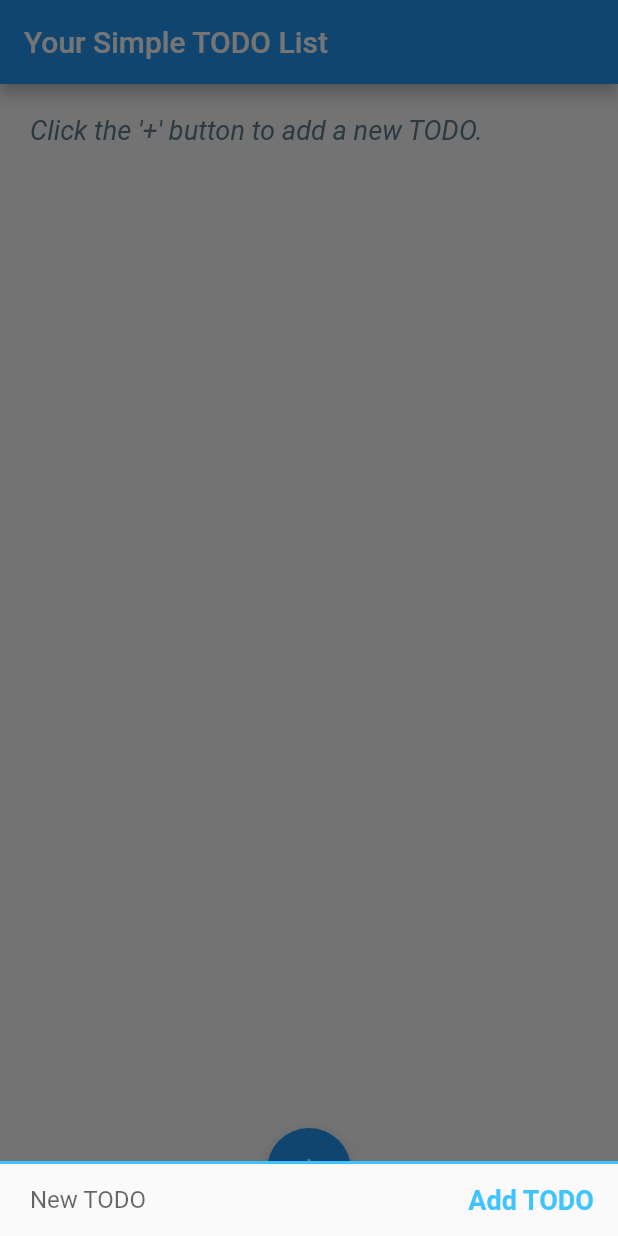
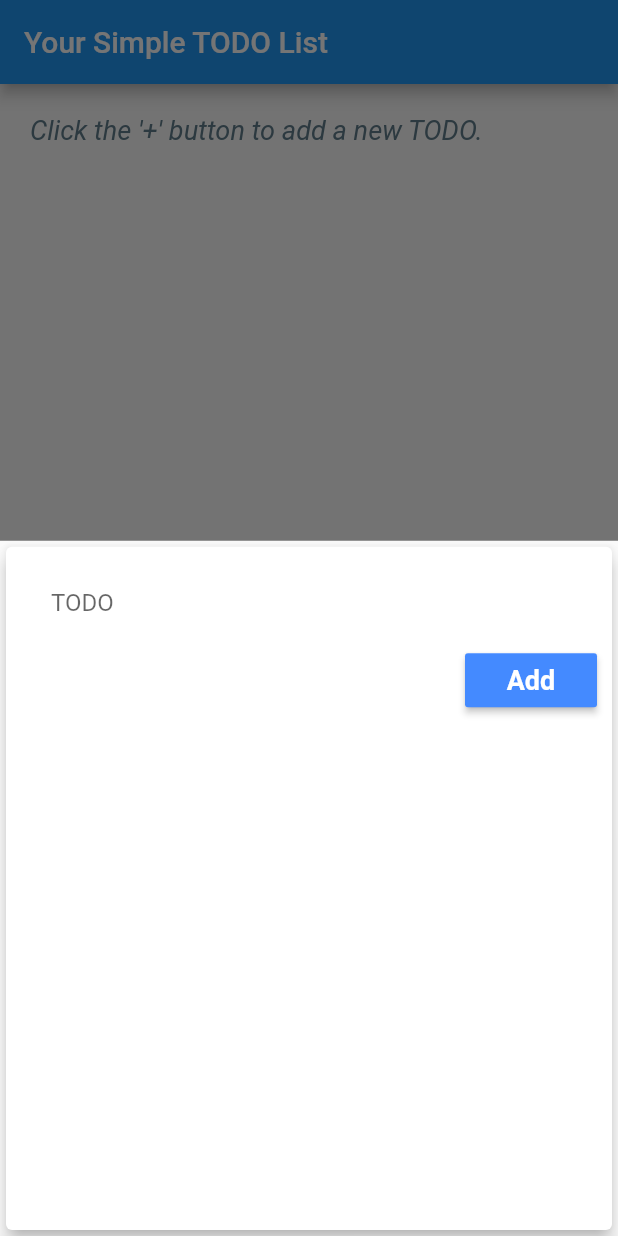
Before and after one commit to viqizevic/vewyzimplkudu, a Flutter app: the screen it shows after launch, after a tap on the "add" icon, on a phone screen of 412 x 824 dp. Run offline on Flutter 3.47's test engine with Material 2 defaults, Android fonts, the phone set to English and light mode, and no system bars; our stand-ins replace font_awesome_flutter, shared_preferences.

Commit message:
Update layout for the input form

```diff
--- a/lib/components/todo_input.dart
+++ b/lib/components/todo_input.dart
@@ -24,27 +24,29 @@ class _TodoInputState extends State<TodoInput> {
 
   @override
   Widget build(BuildContext context) {
-    return Container(
-      decoration: kMessageContainerDecoration,
-      child: Row(
-        crossAxisAlignment: CrossAxisAlignment.center,
+    return Card(
+      elevation: 5,
+      child: Container(
+        padding: EdgeInsets.all(10.0),
+        child: Column(
+          crossAxisAlignment: CrossAxisAlignment.end,
           children: <Widget>[
-          Expanded(
-            child: TextField(
+            TextField(
               controller: inputTextController,
               decoration: kMessageTextFieldDecoration,
               onSubmitted: (_) => _submitData(),
             ),
-          ),
-          FlatButton(
+            RaisedButton(
               onPressed: _submitData,
+              color: Colors.blueAccent,
               child: Text(
-              'Add TODO',
+                'Add',
                 style: kSaveButtonTextStyle,
               ),
             ),
           ],
         ),
+      ),
     );
   }
 }
--- a/lib/constants.dart
+++ b/lib/constants.dart
@@ -2,14 +2,9 @@ import 'package:flutter/material.dart';
 
 const kMessageTextFieldDecoration = InputDecoration(
   contentPadding: EdgeInsets.symmetric(vertical: 10.0, horizontal: 20.0),
+  labelText: 'TODO',
   hintText: 'New TODO',
   border: InputBorder.none,
-);
-
-const kMessageContainerDecoration = BoxDecoration(
-  border: Border(
-    top: BorderSide(color: Colors.lightBlueAccent, width: 2.0),
-  ),
 );
 
 const kEmptyListTextStyle = TextStyle(
@@ -24,7 +19,7 @@ const kTodoTextStyle = TextStyle(
 );
 
 const kSaveButtonTextStyle = TextStyle(
-  color: Colors.lightBlueAccent,
+  color: Colors.white,
   fontWeight: FontWeight.bold,
   fontSize: 18.0,
 );
--- a/lib/main.dart
+++ b/lib/main.dart
@@ -20,7 +20,7 @@ class MyApp extends StatelessWidget {
 }
 
 class TodoList extends StatefulWidget {
-  String title;
+  final String title;
   TodoList(this.title);
   @override
   _TodoListState createState() => _TodoListState();
@@ -71,7 +71,7 @@ class _TodoListState extends State<TodoList> {
       builder: (_) {
         return GestureDetector(
           onTap: () {},
-          child: SafeArea(child: TodoInput(addTodo)),
+          child: TodoInput(addTodo),
           behavior: HitTestBehavior.opaque,
         );
       },
```
Also changed, not shown: pubspec.lock. Lines whose indentation alone changed are shown as unchanged.
